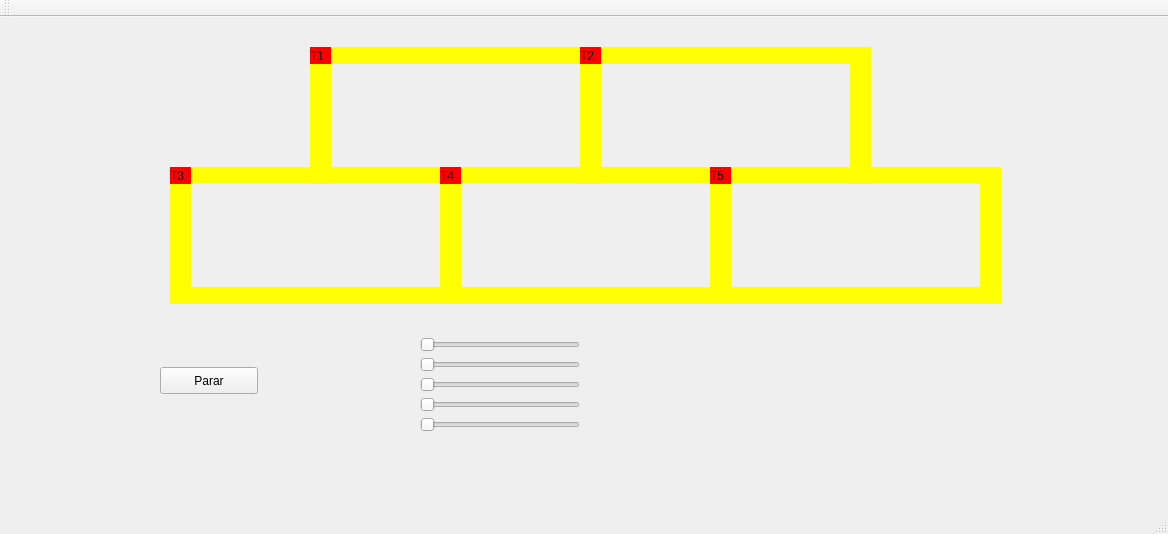
goisbrunoaugusto/Projeto_Threads, file Código QT5 Ubuntu - Trem/mainwindow.ui: the form before one commit.
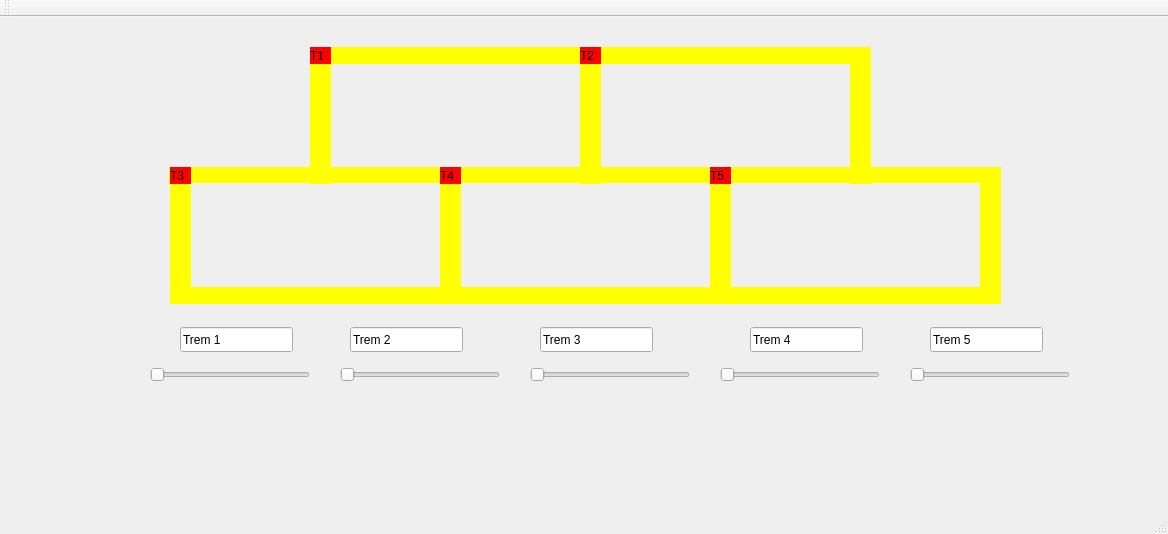
The form after the commit.

Diff of the .ui file:
```diff
--- a/Código QT5 Ubuntu - Trem/mainwindow.ui
+++ b/Código QT5 Ubuntu - Trem/mainwindow.ui
@@ -78,19 +78,6 @@
      <string/>
     </property>
    </widget>
-   <widget class="QPushButton" name="pushButton_2">
-    <property name="geometry">
-     <rect>
-      <x>160</x>
-      <y>350</y>
-      <width>98</width>
-      <height>27</height>
-     </rect>
-    </property>
-    <property name="text">
-     <string>Parar</string>
-    </property>
-   </widget>
    <widget class="QLabel" name="label_trilho4_2">
     <property name="geometry">
      <rect>
@@ -350,8 +337,8 @@
    <widget class="QSlider" name="slider_velTrem1">
     <property name="geometry">
      <rect>
-      <x>420</x>
-      <y>320</y>
+      <x>150</x>
+      <y>350</y>
       <width>160</width>
       <height>16</height>
      </rect>
@@ -366,8 +353,8 @@
    <widget class="QSlider" name="slider_velTrem2">
     <property name="geometry">
      <rect>
-      <x>420</x>
-      <y>340</y>
+      <x>340</x>
+      <y>350</y>
       <width>160</width>
       <height>16</height>
      </rect>
@@ -382,8 +369,8 @@
    <widget class="QSlider" name="slider_velTrem3">
     <property name="geometry">
      <rect>
-      <x>420</x>
-      <y>360</y>
+      <x>530</x>
+      <y>350</y>
       <width>160</width>
       <height>16</height>
      </rect>
@@ -398,8 +385,8 @@
    <widget class="QSlider" name="slider_velTrem4">
     <property name="geometry">
      <rect>
-      <x>420</x>
-      <y>380</y>
+      <x>720</x>
+      <y>350</y>
       <width>160</width>
       <height>16</height>
      </rect>
@@ -414,8 +401,8 @@
    <widget class="QSlider" name="slider_velTrem5">
     <property name="geometry">
      <rect>
-      <x>420</x>
-      <y>400</y>
+      <x>910</x>
+      <y>350</y>
       <width>160</width>
       <height>16</height>
      </rect>
@@ -427,6 +414,71 @@
      <enum>Qt::Horizontal</enum>
     </property>
    </widget>
+   <widget class="QLineEdit" name="lineEdit">
+    <property name="geometry">
+     <rect>
+      <x>180</x>
+      <y>310</y>
+      <width>113</width>
+      <height>25</height>
+     </rect>
+    </property>
+    <property name="text">
+     <string>Trem 1</string>
+    </property>
+   </widget>
+   <widget class="QLineEdit" name="lineEdit_2">
+    <property name="geometry">
+     <rect>
+      <x>350</x>
+      <y>310</y>
+      <width>113</width>
+      <height>25</height>
+     </rect>
+    </property>
+    <property name="text">
+     <string>Trem 2</string>
+    </property>
+   </widget>
+   <widget class="QLineEdit" name="lineEdit_3">
+    <property name="geometry">
+     <rect>
+      <x>540</x>
+      <y>310</y>
+      <width>113</width>
+      <height>25</height>
+     </rect>
+    </property>
+    <property name="text">
+     <string>Trem 3</string>
+    </property>
+   </widget>
+   <widget class="QLineEdit" name="lineEdit_4">
+    <property name="geometry">
+     <rect>
+      <x>750</x>
+      <y>310</y>
+      <width>113</width>
+      <height>25</height>
+     </rect>
+    </property>
+    <property name="text">
+     <string>Trem 4</string>
+    </property>
+   </widget>
+   <widget class="QLineEdit" name="lineEdit_5">
+    <property name="geometry">
+     <rect>
+      <x>930</x>
+      <y>310</y>
+      <width>113</width>
+      <height>25</height>
+     </rect>
+    </property>
+    <property name="text">
+     <string>Trem 5</string>
+    </property>
+   </widget>
    <zorder>label_trilho1_5</zorder>
    <zorder>label_trilho1</zorder>
    <zorder>label_trilho3</zorder>
```
Left out of the diff: 9 changed lines with no effect on the pictures.
